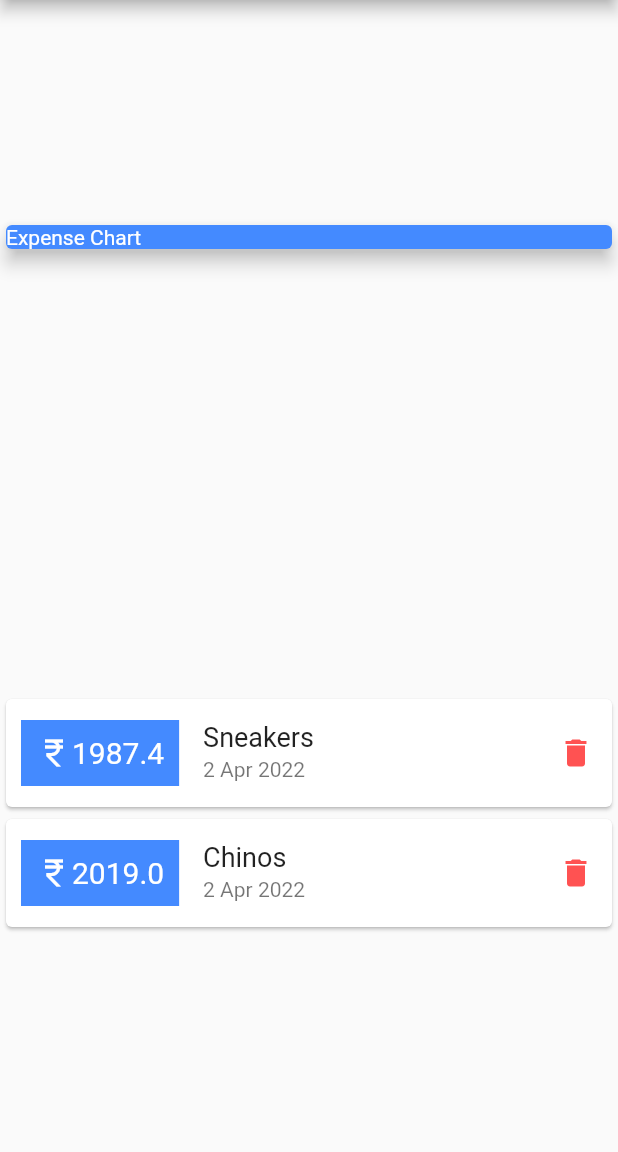
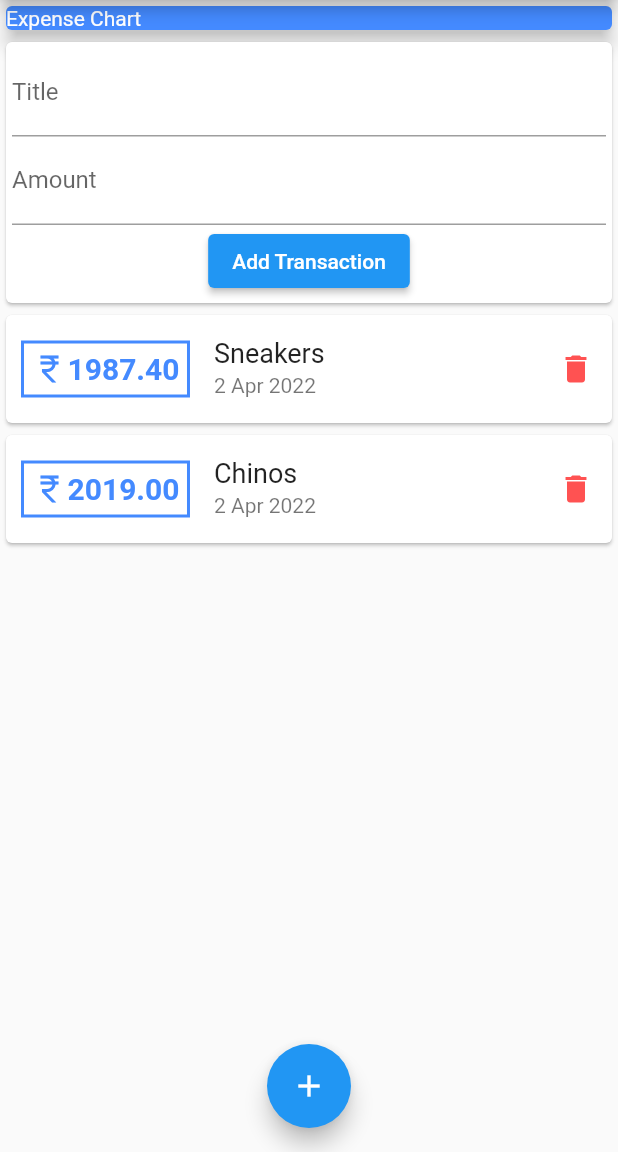
Before and after one commit to ASHWIN776/expense-tracker, a Flutter app: the screen it shows after launch, on a phone screen of 412 x 824 dp, the part 84-1236 px from its top. Run offline on Flutter 3.47's test engine with Material 2 defaults, Android fonts, the phone set to English and light mode, and no system bars.

Commit message:
Added User Inputs

```diff
--- a/lib/main.dart
+++ b/lib/main.dart
@@ -25,7 +25,7 @@ class MyHomePage extends StatelessWidget {
         centerTitle: true,
       ),
       body: Column(
-        mainAxisAlignment: MainAxisAlignment.spaceAround,
+        // mainAxisAlignment: MainAxisAlignment.spaceAround,
         crossAxisAlignment: CrossAxisAlignment.stretch,
         children: [
           Container(
@@ -41,6 +41,18 @@ class MyHomePage extends StatelessWidget {
               ),
             ),
           ),
+          Card(
+            child: Container(
+              padding: EdgeInsets.all(4.0),
+              child: Column(
+                children: [
+                  TextField(decoration: InputDecoration(labelText: "Title")),
+                  TextField(decoration: InputDecoration(labelText: "Amount")),
+                  ElevatedButton(onPressed: (){}, child: Text("Add Transaction"))
+                ],
+              ),
+            ),
+          ),
           Column(
             children: transactions.map(
               (t) => Card(
@@ -48,19 +60,22 @@ class MyHomePage extends StatelessWidget {
                     children: [
                       Container(
                         margin: EdgeInsets.only(left: 10.0),
-                        padding: EdgeInsets.all(10.0),
-                        color: Colors.blueAccent,
+                        padding: EdgeInsets.all(5.0),
+                        decoration: BoxDecoration(
+                          border: Border.all(color: Colors.blueAccent, width: 2.0)
+                        ),
                         child: Row(
                           children: [
                             Icon(
                               Icons.currency_rupee,
-                              color: Colors.white,
+                              color: Colors.blueAccent,
                             ),
                             Text(
-                              "${t.cost}",
+                              t.cost.toStringAsFixed(2),
                               style: TextStyle(
                                   fontSize: 20.0,
-                                  color: Colors.white
+                                  color: Colors.blueAccent,
+                                  fontWeight: FontWeight.bold
                               ),
                             )
                           ],
@@ -91,6 +106,13 @@ class MyHomePage extends StatelessWidget {
           )
         ],
       ),
+      floatingActionButton: FloatingActionButton(
+        onPressed: (){},
+        child: Icon(
+          Icons.add
+        ),
+      ),
+      floatingActionButtonLocation: FloatingActionButtonLocation.centerFloat,
     );
   }
 }
```
